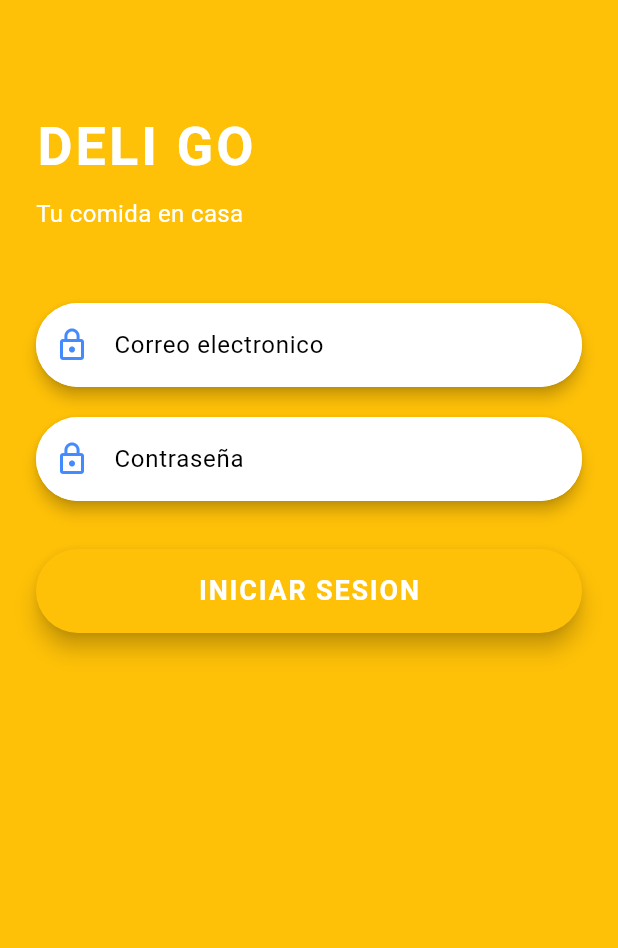
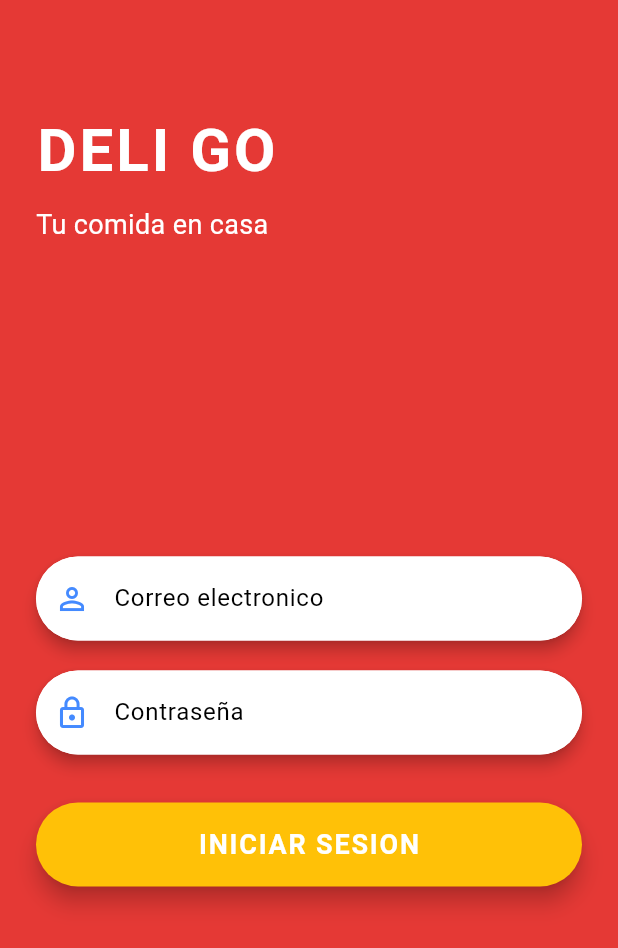
Before and after one commit to christianCarrion72/ihc_proyecto_chatbot_telegram, a Flutter app: the screen it shows after launch, on a phone screen of 412 x 824 dp. Shown: the top 948 px of the screen. Run offline on Flutter 3.47's test engine with Material 3 defaults, Android fonts, the light colour scheme and no system bars.

Commit message:
refactor [MOBILE]: Ajustar la posicion de los inputs y el iniciar sesion en la aplicacion

```diff
--- a/restaurant_delivery_app/lib/features/auth/presentation/pages/login_page.dart
+++ b/restaurant_delivery_app/lib/features/auth/presentation/pages/login_page.dart
@@ -75,9 +75,9 @@ class _LoginPageState extends State<LoginPage> {
       body: Container(
         width: double.infinity,
         height: double.infinity,
-        color: AppColors.secundary,
+        color: AppColors.primary,
         child: SafeArea(
-          child: Padding(
+          child: SingleChildScrollView(
             padding: const EdgeInsets.symmetric(horizontal: 24, vertical: 32),
             child: Column(
               crossAxisAlignment: CrossAxisAlignment.start,
@@ -86,7 +86,7 @@ class _LoginPageState extends State<LoginPage> {
                 const Text(
                   'DELI GO',
                   style: TextStyle(
-                    fontSize: 36,
+                    fontSize: 40,
                     fontWeight: FontWeight.bold,
                     color: Colors.white,
                     letterSpacing: 2,
@@ -95,13 +95,14 @@ class _LoginPageState extends State<LoginPage> {
                 const SizedBox(height: 8),
                 const Text(
                   'Tu comida en casa',
-                  style: TextStyle(fontSize: 16, color: Colors.white),
+                  style: TextStyle(fontSize: 18, color: Colors.white),
                 ),
                 const SizedBox(height: 48),
+                const SizedBox(height: 160),
                 AuthTextField(
                   controller: _emailController,
                   hintText: 'Correo electronico',
-                  icon: Icons.lock_outline,
+                  icon: Icons.person_outline,
                   keyboardType: TextInputType.emailAddress,
                 ),
                 const SizedBox(height: 20),
@@ -117,6 +118,7 @@ class _LoginPageState extends State<LoginPage> {
                   isLoading: _isLoading,
                   onPressed: _login,
                 ),
+                const SizedBox(height: 24),
               ],
             ),
           ),
```
